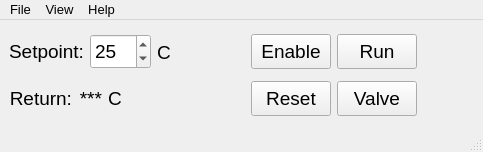
First picture: the form in LAUDA_UI.ui, repository smertouh/1_MeV_UI_additional, before the edit.
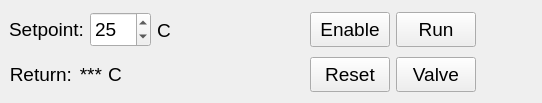
Second picture: the form after the edit. Icons and pictures are not drawn.

What changed in the file:
```diff
--- a/LAUDA_UI.ui
+++ b/LAUDA_UI.ui
@@ -6,8 +6,8 @@
    <rect>
     <x>0</x>
     <y>0</y>
-    <width>483</width>
-    <height>152</height>
+    <width>542</width>
+    <height>103</height>
    </rect>
   </property>
   <property name="sizePolicy">
@@ -562,73 +562,6 @@
     </item>
    </layout>
   </widget>
-  <widget class="QMenuBar" name="menubar">
-   <property name="geometry">
-    <rect>
-     <x>0</x>
-     <y>0</y>
-     <width>483</width>
-     <height>23</height>
-    </rect>
-   </property>
-   <property name="sizePolicy">
-    <sizepolicy hsizetype="Preferred" vsizetype="Preferred">
-     <horstretch>0</horstretch>
-     <verstretch>0</verstretch>
-    </sizepolicy>
-   </property>
-   <property name="font">
-    <font>
-     <pointsize>10</pointsize>
-    </font>
-   </property>
-   <widget class="QMenu" name="menuFile">
-    <property name="sizePolicy">
-     <sizepolicy hsizetype="Preferred" vsizetype="Preferred">
-      <horstretch>0</horstretch>
-      <verstretch>0</verstretch>
-     </sizepolicy>
-    </property>
-    <property name="font">
-     <font>
-      <pointsize>10</pointsize>
-     </font>
-    </property>
-    <property name="title">
-     <string>File</string>
-    </property>
-    <addaction name="actionQuit"/>
-   </widget>
-   <widget class="QMenu" name="menuView">
-    <property name="title">
-     <string>View</string>
-    </property>
-   </widget>
-   <widget class="QMenu" name="menuHelp">
-    <property name="title">
-     <string>Help</string>
-    </property>
-    <addaction name="actionAbout"/>
-   </widget>
-   <addaction name="menuFile"/>
-   <addaction name="menuView"/>
-   <addaction name="menuHelp"/>
-  </widget>
-  <widget class="QStatusBar" name="statusbar">
-   <property name="sizePolicy">
-    <sizepolicy hsizetype="Preferred" vsizetype="Preferred">
-     <horstretch>0</horstretch>
-     <verstretch>0</verstretch>
-    </sizepolicy>
-   </property>
-   <property name="font">
-    <font>
-     <pointsize>12</pointsize>
-     <weight>75</weight>
-     <bold>true</bold>
-    </font>
-   </property>
-  </widget>
   <action name="actionOpen">
    <property name="text">
     <string>Open</string>
```
